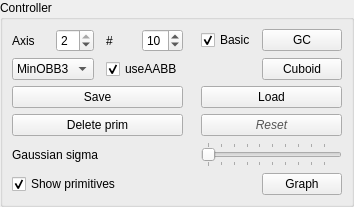
First picture: the form in Stacker/ControllerWidget.ui, repository HonghuaLi/stacker, before the edit.
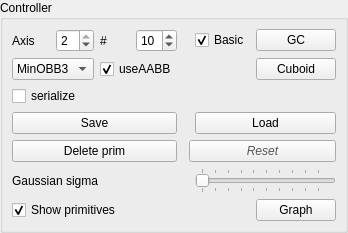
Second picture: the form after the edit. Icons and pictures are not drawn.

```diff
--- a/Stacker/ControllerWidget.ui
+++ b/Stacker/ControllerWidget.ui
@@ -6,8 +6,8 @@
    <rect>
     <x>0</x>
     <y>0</y>
-    <width>312</width>
-    <height>200</height>
+    <width>306</width>
+    <height>210</height>
    </rect>
   </property>
   <property name="windowTitle">
@@ -26,14 +26,68 @@
       <string>Controller</string>
      </property>
      <layout class="QGridLayout" name="gridLayout_2">
-      <item row="7" column="8">
+      <item row="6" column="0" colspan="5">
+       <widget class="QLabel" name="label">
+        <property name="text">
+         <string>Gaussian sigma</string>
+        </property>
+       </widget>
+      </item>
+      <item row="0" column="6">
+       <widget class="QCheckBox" name="basicFitGC">
+        <property name="text">
+         <string>Basic</string>
+        </property>
+        <property name="checked">
+         <bool>true</bool>
+        </property>
+       </widget>
+      </item>
+      <item row="4" column="0" colspan="4">
+       <widget class="QPushButton" name="removeButton">
+        <property name="text">
+         <string>Delete prim</string>
+        </property>
+        <property name="icon">
+         <iconset resource="../Workspace.qrc">
+          <normaloff>:/Workspace/Resources/icons/remove.png</normaloff>:/Workspace/Resources/icons/remove.png</iconset>
+        </property>
+       </widget>
+      </item>
+      <item row="1" column="2" colspan="2">
+       <widget class="QCheckBox" name="useAABB">
+        <property name="text">
+         <string>useAABB</string>
+        </property>
+        <property name="checked">
+         <bool>true</bool>
+        </property>
+       </widget>
+      </item>
+      <item row="6" column="6" colspan="2">
+       <widget class="QSlider" name="gaussianSlider">
+        <property name="minimum">
+         <number>1</number>
+        </property>
+        <property name="maximum">
+         <number>99</number>
+        </property>
+        <property name="orientation">
+         <enum>Qt::Horizontal</enum>
+        </property>
+        <property name="tickPosition">
+         <enum>QSlider::TicksBothSides</enum>
+        </property>
+       </widget>
+      </item>
+      <item row="7" column="7">
        <widget class="QPushButton" name="showGraph">
         <property name="text">
          <string>Graph</string>
         </property>
        </widget>
       </item>
-      <item row="1" column="8">
+      <item row="1" column="7">
        <widget class="QPushButton" name="convertToCuboid">
         <property name="text">
          <string>Cuboid</string>
@@ -44,13 +98,6 @@
         </property>
        </widget>
       </item>
-      <item row="2" column="7" colspan="2">
-       <widget class="QPushButton" name="loadButton">
-        <property name="text">
-         <string>Load</string>
-        </property>
-       </widget>
-      </item>
       <item row="0" column="0">
        <widget class="QLabel" name="label_8">
         <property name="text">
@@ -87,26 +134,14 @@
         </item>
        </widget>
       </item>
-      <item row="4" column="7" colspan="2">
-       <widget class="QPushButton" name="resetButton">
-        <property name="styleSheet">
-         <string notr="true">color:rgb(85, 85, 85);
-font: italic;
-</string>
-        </property>
-        <property name="text">
-         <string>Reset</string>
-        </property>
-       </widget>
-      </item>
-      <item row="0" column="3">
+      <item row="0" column="2">
        <widget class="QLabel" name="label_9">
         <property name="text">
          <string>#</string>
         </property>
        </widget>
       </item>
-      <item row="7" column="0" colspan="8">
+      <item row="7" column="0" colspan="7">
        <widget class="QCheckBox" name="showPrimitives">
         <property name="text">
          <string>Show primitives</string>
@@ -116,7 +151,7 @@
         </property>
        </widget>
       </item>
-      <item row="0" column="8">
+      <item row="0" column="7">
        <widget class="QPushButton" name="convertToGC">
         <property name="text">
          <string>GC</string>
@@ -127,14 +162,7 @@
         </property>
        </widget>
       </item>
-      <item row="6" column="0" colspan="6">
-       <widget class="QLabel" name="label">
-        <property name="text">
-         <string>Gaussian sigma</string>
-        </property>
-       </widget>
-      </item>
-      <item row="0" column="4">
+      <item row="0" column="3">
        <widget class="QSpinBox" name="skeletonJoints">
         <property name="singleStep">
          <number>2</number>
@@ -144,57 +172,36 @@
         </property>
        </widget>
       </item>
-      <item row="0" column="7">
-       <widget class="QCheckBox" name="basicFitGC">
+      <item row="4" column="5" colspan="3">
+       <widget class="QPushButton" name="resetButton">
+        <property name="styleSheet">
+         <string notr="true">color:rgb(85, 85, 85);
+font: italic;
+</string>
+        </property>
         <property name="text">
-         <string>Basic</string>
+         <string>Reset</string>
         </property>
-        <property name="checked">
-         <bool>true</bool>
+       </widget>
+      </item>
+      <item row="2" column="0" colspan="2">
+       <widget class="QCheckBox" name="serialize">
+        <property name="text">
+         <string>serialize</string>
         </property>
        </widget>
       </item>
-      <item row="2" column="0" colspan="5">
+      <item row="3" column="0" colspan="4">
        <widget class="QPushButton" name="saveButton">
         <property name="text">
          <string>Save</string>
         </property>
        </widget>
       </item>
-      <item row="4" column="0" colspan="5">
-       <widget class="QPushButton" name="removeButton">
+      <item row="3" column="6" colspan="2">
+       <widget class="QPushButton" name="loadButton">
         <property name="text">
-         <string>Delete prim</string>
-        </property>
-        <property name="icon">
-         <iconset resource="../Workspace.qrc">
-          <normaloff>:/Workspace/Resources/icons/remove.png</normaloff>:/Workspace/Resources/icons/remove.png</iconset>
-        </property>
-       </widget>
-      </item>
-      <item row="6" column="7" colspan="2">
-       <widget class="QSlider" name="gaussianSlider">
-        <property name="minimum">
-         <number>1</number>
-        </property>
-        <property name="maximum">
-         <number>99</number>
-        </property>
-        <property name="orientation">
-         <enum>Qt::Horizontal</enum>
-        </property>
-        <property name="tickPosition">
-         <enum>QSlider::TicksBothSides</enum>
-        </property>
-       </widget>
-      </item>
-      <item row="1" column="3" colspan="2">
-       <widget class="QCheckBox" name="useAABB">
-        <property name="text">
-         <string>useAABB</string>
-        </property>
-        <property name="checked">
-         <bool>true</bool>
+         <string>Load</string>
         </property>
        </widget>
       </item>
```
